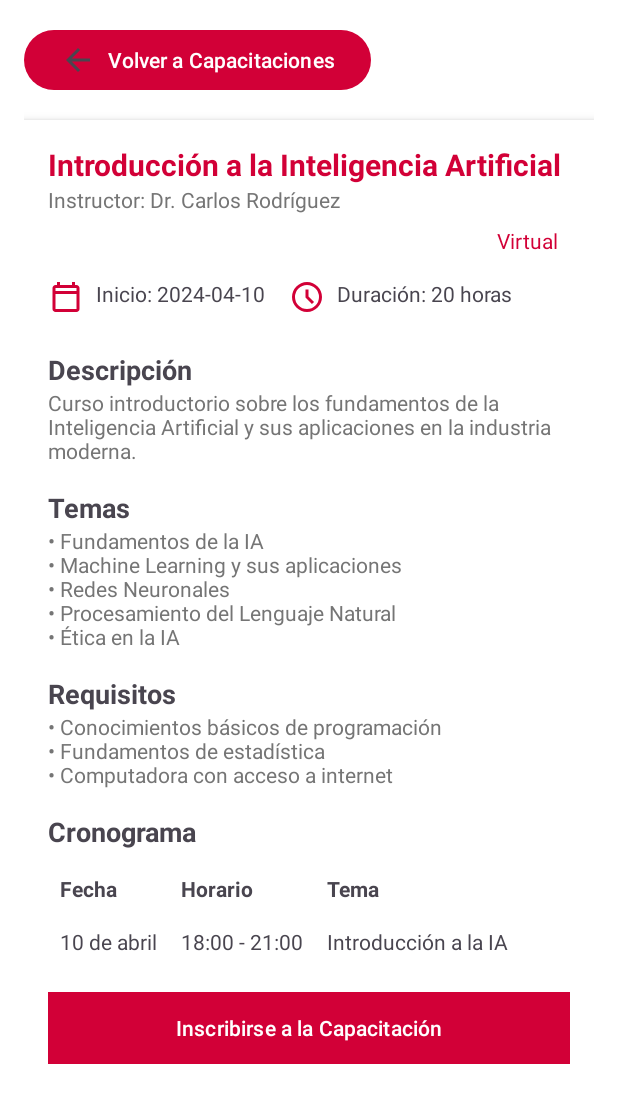
After one commit to JoelLeonUNS/trabajos-uns, an Android app: the layout fragment_capacitacion_detalle.xml on its own in the app's theme, with its tools: preview values and no code run, on a phone screen of 412 x 824 dp. The commit adds this screen. Shown: the top 1103 px of the screen. Run offline under Robolectric (Android 15) with nearby library versions, the phone set to English and light mode, and no system bars.

Commit message:
Detalles Capacitcion v1

```diff
--- /dev/null
+++ b/M3DesignUNS/app/src/main/java/com/example/m3design_uns/Capacitacion.kt
@@ -0,0 +1,14 @@
+package com.example.m3design_uns
+
+data class Capacitacion(
+    val id: Int,
+    val title: String,
+    val instructor: String,
+    val date: String,
+    val duration: String,
+    val modality: String,
+    val description: String,
+    val topics: List<String>,
+    val requirements: List<String>,
+    val schedule: List<Schedule>
+)
--- /dev/null
+++ b/M3DesignUNS/app/src/main/java/com/example/m3design_uns/CapacitacionDetalleFragment.kt
@@ -0,0 +1,41 @@
+package com.example.m3design_uns
+
+import android.os.Bundle
+import android.view.View
+import android.widget.Button
+import android.widget.TextView
+import android.widget.Toast
+import androidx.fragment.app.Fragment
+
+class DetalleCapacitacionFragment : Fragment(R.layout.fragment_capacitacion_detalle) {
+
+    override fun onViewCreated(view: View, savedInstanceState: Bundle?) {
+        super.onViewCreated(view, savedInstanceState)
+
+        // Accede a los elementos del XML
+        val btnVolver: Button = view.findViewById(R.id.btnVolver)
+        val txtTituloCapacitacion: TextView = view.findViewById(R.id.txtTituloCapacitacion)
+        val txtInstructor: TextView = view.findViewById(R.id.txtInstructor)
+        val txtFecha: TextView = view.findViewById(R.id.txtFecha)
+        val txtDuracion: TextView = view.findViewById(R.id.txtDuracion)
+        val btnInscribirse: Button = view.findViewById(R.id.btnInscribirse)
+
+        // Configura el texto y los eventos
+        txtTituloCapacitacion.text = "Nueva Capacitación"
+        txtInstructor.text = "Instructor: Dra. Ana Pérez"
+        txtFecha.text = "Inicio: 2024-05-01"
+        txtDuracion.text = "Duración: 30 horas"
+
+        // Acción para el botón Volver
+        btnVolver.setOnClickListener {
+            // Acción cuando se presiona el botón Volver
+            activity?.onBackPressed()  // Vuelve atrás (o puedes manejarlo de otra forma)
+        }
+
+        // Acción para el botón Inscribirse
+        btnInscribirse.setOnClickListener {
+            // Acción cuando se presiona el botón Inscribirse
+            Toast.makeText(requireContext(), "Te has inscrito en la capacitación", Toast.LENGTH_SHORT).show()
+        }
+    }
+}
--- a/M3DesignUNS/app/src/main/java/com/example/m3design_uns/PostAdapter.kt
+++ b/M3DesignUNS/app/src/main/java/com/example/m3design_uns/PostAdapter.kt
@@ -33,7 +33,7 @@ class PostAdapter(
     }
 
     override fun onCreateViewHolder(parent: ViewGroup, viewType: Int): PostViewHolder {
-        val view = LayoutInflater.from(parent.context).inflate(R.layout.item_comment, parent, false)
+        val view = LayoutInflater.from(parent.context).inflate(R.layout.item_comunidad, parent, false)
         return PostViewHolder(view)
     }
 
--- /dev/null
+++ b/M3DesignUNS/app/src/main/java/com/example/m3design_uns/Schedule.kt
@@ -0,0 +1,7 @@
+package com.example.m3design_uns
+
+data class Schedule(
+    val date: String,
+    val time: String,
+    val topic: String
+)
--- a/M3DesignUNS/app/src/main/res/drawable/arrow_back_24px.xml
+++ b/M3DesignUNS/app/src/main/res/drawable/arrow_back_24px.xml
@@ -6,6 +6,6 @@
     android:tint="?attr/colorControlNormal"
     android:autoMirrored="true">
   <path
-      android:fillColor="@color/grey"
+      android:fillColor="@color/white"
       android:pathData="M313,520L537,744L480,800L160,480L480,160L537,216L313,440L800,440L800,520L313,520Z"/>
 </vector>
--- /dev/null
+++ b/M3DesignUNS/app/src/main/res/drawable/import_contacts_24px.xml
@@ -0,0 +1,10 @@
+<vector xmlns:android="http://schemas.android.com/apk/res/android"
+    android:width="24dp"
+    android:height="24dp"
+    android:viewportWidth="960"
+    android:viewportHeight="960"
+    android:tint="?attr/colorControlNormal">
+  <path
+      android:fillColor="@android:color/white"
+      android:pathData="M260,640Q307,640 351.5,650.5Q396,661 440,682L440,288Q399,264 353,252Q307,240 260,240Q224,240 188.5,247Q153,254 120,268Q120,268 120,268Q120,268 120,268L120,664Q120,664 120,664Q120,664 120,664Q155,652 189.5,646Q224,640 260,640ZM520,682Q564,661 608.5,650.5Q653,640 700,640Q736,640 770.5,646Q805,652 840,664Q840,664 840,664Q840,664 840,664L840,268Q840,268 840,268Q840,268 840,268Q807,254 771.5,247Q736,240 700,240Q653,240 607,252Q561,264 520,288L520,682ZM480,800Q432,762 376,741Q320,720 260,720Q218,720 177.5,731Q137,742 100,762Q79,773 59.5,761Q40,749 40,726L40,244Q40,233 45.5,223Q51,213 62,208Q108,184 158,172Q208,160 260,160Q318,160 373.5,175Q429,190 480,220Q531,190 586.5,175Q642,160 700,160Q752,160 802,172Q852,184 898,208Q909,213 914.5,223Q920,233 920,244L920,726Q920,749 900.5,761Q881,773 860,762Q823,742 782.5,731Q742,720 700,720Q640,720 584,741Q528,762 480,800ZM280,466Q280,466 280,466Q280,466 280,466L280,466Q280,466 280,466Q280,466 280,466Q280,466 280,466Q280,466 280,466Q280,466 280,466Q280,466 280,466L280,466Q280,466 280,466Q280,466 280,466Q280,466 280,466Q280,466 280,466Z"/>
+</vector>
--- /dev/null
+++ b/M3DesignUNS/app/src/main/res/layout/fragment_capacitacion_detalle.xml
@@ -0,0 +1,198 @@
+<?xml version="1.0" encoding="utf-8"?>
+<ScrollView xmlns:android="http://schemas.android.com/apk/res/android"
+    android:layout_width="match_parent"
+    android:layout_height="match_parent"
+    android:padding="16dp"
+    android:background="#FFFFFF">
+
+    <LinearLayout
+        android:orientation="vertical"
+        android:layout_width="match_parent"
+        android:layout_height="wrap_content">
+
+        <!-- Botón Volver -->
+        <Button
+            android:id="@+id/btnVolver"
+            android:layout_width="wrap_content"
+            android:layout_height="wrap_content"
+            android:drawableLeft="@drawable/arrow_back_24px"
+            android:text="Volver a Capacitaciones" />
+
+        <!-- Card para Detalles de la Capacitación -->
+        <LinearLayout
+            android:orientation="vertical"
+            android:layout_width="match_parent"
+            android:layout_height="wrap_content"
+            android:background="#FFFFFF"
+            android:padding="16dp"
+            android:elevation="4dp"
+            android:layout_marginTop="16dp">
+
+            <!-- Título y Modalidad -->
+            <TextView
+                android:id="@+id/txtTituloCapacitacion"
+                android:layout_width="wrap_content"
+                android:layout_height="wrap_content"
+                android:text="Introducción a la Inteligencia Artificial"
+                android:textSize="20sp"
+                android:textColor="#D20037"
+                android:textStyle="bold" />
+
+            <TextView
+                android:id="@+id/txtInstructor"
+                android:layout_width="wrap_content"
+                android:layout_height="wrap_content"
+                android:text="Instructor: Dr. Carlos Rodríguez"
+                android:textColor="#757575"
+                android:textSize="14sp" />
+
+            <!-- Modalidad -->
+            <TextView
+                android:id="@+id/txtModalidad"
+                android:layout_width="wrap_content"
+                android:layout_height="wrap_content"
+                android:text="Virtual"
+                android:textColor="#D20037"
+                android:layout_gravity="end"
+                android:padding="8dp" />
+
+            <!-- Detalles de la Capacitación -->
+            <LinearLayout
+                android:orientation="horizontal"
+                android:layout_width="match_parent"
+                android:layout_height="wrap_content"
+                android:paddingVertical="8dp">
+
+                <ImageView
+                    android:layout_width="24dp"
+                    android:layout_height="24dp"
+                    android:src="@drawable/calendar_today_24px"
+                    android:tint="@color/primary" />
+
+                <TextView
+                    android:id="@+id/txtFecha"
+                    android:layout_width="wrap_content"
+                    android:layout_height="wrap_content"
+                    android:text="Inicio: 2024-04-10"
+                    android:layout_marginStart="8dp" />
+
+                <ImageView
+                    android:layout_width="24dp"
+                    android:layout_height="24dp"
+                    android:src="@drawable/schedule_24px"
+                    android:tint="#D20037"
+                    android:layout_marginStart="16dp" />
+
+                <TextView
+                    android:id="@+id/txtDuracion"
+                    android:layout_width="wrap_content"
+                    android:layout_height="wrap_content"
+                    android:text="Duración: 20 horas"
+                    android:layout_marginStart="8dp" />
+            </LinearLayout>
+
+            <!-- Descripción -->
+            <TextView
+                android:layout_width="wrap_content"
+                android:layout_height="wrap_content"
+                android:text="Descripción"
+                android:textSize="18sp"
+                android:textStyle="bold"
+                android:layout_marginTop="16dp" />
+
+            <TextView
+                android:id="@+id/txtDescripcion"
+                android:layout_width="wrap_content"
+                android:layout_height="wrap_content"
+                android:text="Curso introductorio sobre los fundamentos de la Inteligencia Artificial y sus aplicaciones en la industria moderna."
+                android:textColor="#757575" />
+
+            <!-- Temas -->
+            <TextView
+                android:layout_width="wrap_content"
+                android:layout_height="wrap_content"
+                android:text="Temas"
+                android:textSize="18sp"
+                android:textStyle="bold"
+                android:layout_marginTop="16dp" />
+
+            <TextView
+                android:id="@+id/txtTemas"
+                android:layout_width="wrap_content"
+                android:layout_height="wrap_content"
+                android:text="• Fundamentos de la IA\n• Machine Learning y sus aplicaciones\n• Redes Neuronales\n• Procesamiento del Lenguaje Natural\n• Ética en la IA"
+                android:textColor="#757575" />
+
+            <!-- Requisitos -->
+            <TextView
+                android:layout_width="wrap_content"
+                android:layout_height="wrap_content"
+                android:text="Requisitos"
+                android:textSize="18sp"
+                android:textStyle="bold"
+                android:layout_marginTop="16dp" />
+
+            <TextView
+                android:id="@+id/txtRequisitos"
+                android:layout_width="wrap_content"
+                android:layout_height="wrap_content"
+                android:text="• Conocimientos básicos de programación\n• Fundamentos de estadística\n• Computadora con acceso a internet"
+                android:textColor="#757575" />
+
+            <!-- Cronograma -->
+            <TextView
+                android:layout_width="wrap_content"
+                android:layout_height="wrap_content"
+                android:text="Cronograma"
+                android:textSize="18sp"
+                android:textStyle="bold"
+                android:layout_marginTop="16dp" />
+
+            <TableLayout
+                android:layout_width="match_parent"
+                android:layout_height="wrap_content"
+                android:layout_marginTop="8dp">
+
+                <TableRow>
+                    <TextView
+                        android:text="Fecha"
+                        android:textStyle="bold"
+                        android:padding="8dp" />
+                    <TextView
+                        android:text="Horario"
+                        android:textStyle="bold"
+                        android:padding="8dp" />
+                    <TextView
+                        android:text="Tema"
+                        android:textStyle="bold"
+                        android:padding="8dp" />
+                </TableRow>
+
+                <!-- Fila de cronograma ejemplo -->
+                <TableRow>
+                    <TextView
+                        android:text="10 de abril"
+                        android:padding="8dp" />
+                    <TextView
+                        android:text="18:00 - 21:00"
+                        android:padding="8dp" />
+                    <TextView
+                        android:text="Introducción a la IA"
+                        android:padding="8dp" />
+                </TableRow>
+
+                <!-- Agregar más filas según el cronograma -->
+            </TableLayout>
+
+            <!-- Botón de Inscripción -->
+            <Button
+                android:id="@+id/btnInscribirse"
+                android:layout_width="match_parent"
+                android:layout_height="wrap_content"
+                android:text="Inscribirse a la Capacitación"
+                android:background="#D20037"
+                android:textColor="#FFFFFF"
+                android:layout_marginTop="16dp" />
+        </LinearLayout>
+    </LinearLayout>
+</ScrollView>
--- a/M3DesignUNS/app/src/main/res/layout/fragment_post_detail.xml
+++ b/M3DesignUNS/app/src/main/res/layout/fragment_post_detail.xml
@@ -10,9 +10,8 @@
         android:id="@+id/btnBackToCommunity"
         android:layout_width="wrap_content"
         android:layout_height="wrap_content"
-        android:backgroundTint="@android:color/transparent"
         android:text="Volver a la Comunidad"
-        android:textColor="@color/grey"
+        android:textColor="@color/white"
         app:icon="@drawable/arrow_back_24px"
         android:drawablePadding="18dp" />
 
```
